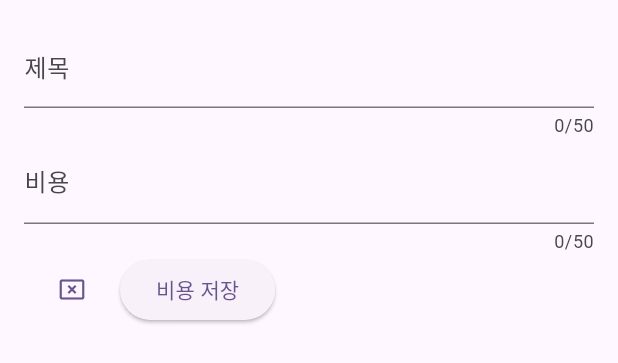
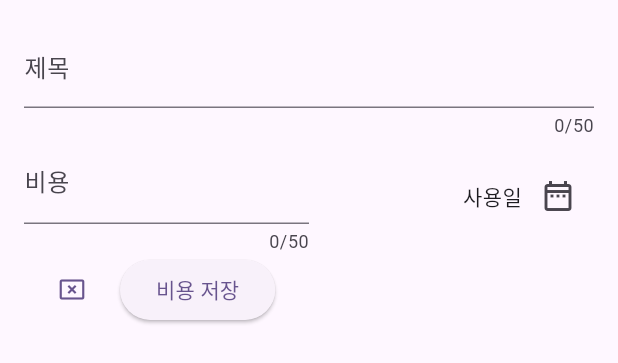
Before and after one commit to beetrbgus/2023-Flutter------, a Flutter app: the ModalExpenseAdd widget shown alone on an empty page, opened directly, on a phone screen of 412 x 824 dp. Shown: the top 363 px of the screen. Run offline on Flutter 3.47's test engine with Material 3 defaults, Android fonts, the phone set to English and light mode, and no system bars; our stand-ins replace google_fonts.

Commit message:
feat - datepicker 추가

```diff
--- a/expense_tracker/lib/widgets/modal_expense_add.dart
+++ b/expense_tracker/lib/widgets/modal_expense_add.dart
@@ -13,6 +13,18 @@ class _ModalExpenseAdd extends State<ModalExpenseAdd> {
   // 텍스트 필드에 값으로 전달되는 값을 저장하는 것을 알아서 해 줌.
   final _titleController = TextEditingController();
   final _amountController = TextEditingController();
+  void _presentDatePicker() {
+    final now = DateTime.now();
+    final firstDate = DateTime(now.year - 1, now.month, now.day);
+
+    showDatePicker(
+      context: context,
+      initialDate: now,
+      firstDate: firstDate,
+      lastDate: now,
+    );
+  }
+
   //initState와 build와 비슷하다. StatefulWidget의 생명주기의 일부분이다.
   // Widget 과 state가 destroy 되면 자동으로 플러터에 의해 호출된다.
   @override
@@ -40,7 +52,10 @@ class _ModalExpenseAdd extends State<ModalExpenseAdd> {
               label: Text("제목"),
             ),
           ),
-          TextField(
+          Row(
+            children: [
+              Expanded(
+                child: TextField(
                   controller: _amountController,
                   maxLength: 50,
                   keyboardType: TextInputType.number,
@@ -49,10 +64,31 @@ class _ModalExpenseAdd extends State<ModalExpenseAdd> {
                     label: Text("비용"),
                   ),
                 ),
+              ),
+              const SizedBox(height: 16),
+              Expanded(
+                child: Row(
+                  mainAxisAlignment: MainAxisAlignment.end,
+                  crossAxisAlignment: CrossAxisAlignment.center,
+                  children: [
+                    const Text("사용일"),
+                    IconButton(
+                      onPressed: _presentDatePicker,
+                      icon: const Icon(
+                        Icons.date_range_outlined,
+                      ),
+                    ),
+                  ],
+                ),
+              ),
+            ],
+          ),
           Row(
             children: [
               TextButton(
-                onPressed: () {},
+                onPressed: () {
+                  Navigator.pop(context);
+                },
                 child: const Icon(
                   Icons.cancel_presentation_outlined,
                 ),
```
Lines whose indentation alone changed are shown as unchanged.
